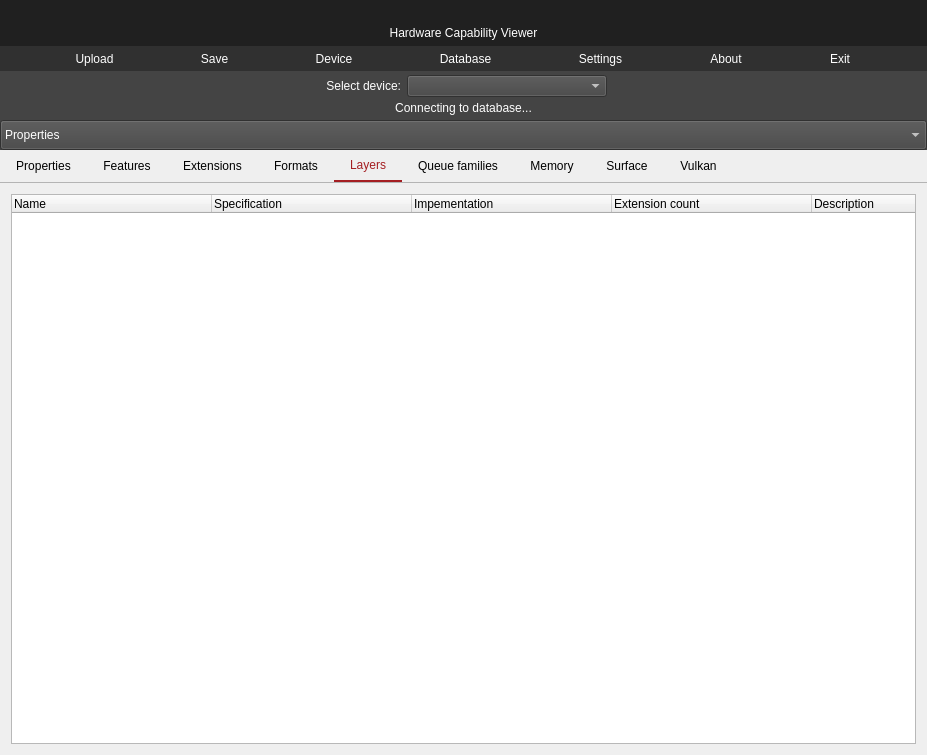
Qt form vulkancapsviewer.ui (SaschaWillems/VulkanCapsViewer) before a commit.
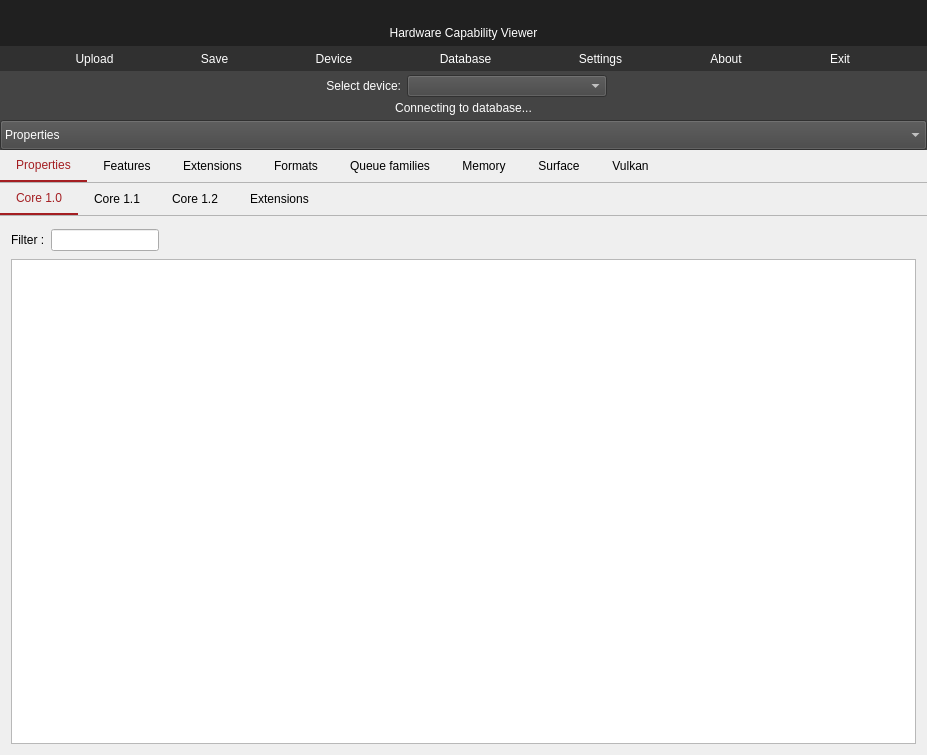
The same form after that commit. The open tabs and pages were chosen to show the change. Icons and pictures are not drawn.

Commit message:
Removed device layer display
These have been deprecated long time ago

The edit to the form file:
```diff
--- a/vulkancapsviewer.ui
+++ b/vulkancapsviewer.ui
@@ -1253,57 +1253,6 @@
            </item>
           </layout>
          </widget>
-         <widget class="QWidget" name="tab_9">
-          <attribute name="title">
-           <string>Layers</string>
-          </attribute>
-          <layout class="QVBoxLayout" name="verticalLayout_6">
-           <item>
-            <widget class="QTreeWidget" name="treeWidgetDeviceLayers">
-             <property name="styleSheet">
-              <string notr="true">QTreeView::item { 	height: 1.25em;  }</string>
-             </property>
-             <property name="editTriggers">
-              <set>QAbstractItemView::NoEditTriggers</set>
-             </property>
-             <property name="alternatingRowColors">
-              <bool>true</bool>
-             </property>
-             <attribute name="headerDefaultSectionSize">
-              <number>200</number>
-             </attribute>
-             <attribute name="headerStretchLastSection">
-              <bool>true</bool>
-             </attribute>
-             <column>
-              <property name="text">
-               <string>Name</string>
-              </property>
-             </column>
-             <column>
-              <property name="text">
-               <string>Specification</string>
-              </property>
-             </column>
-             <column>
-              <property name="text">
-               <string>Impementation</string>
-              </property>
-             </column>
-             <column>
-              <property name="text">
-               <string>Extension count</string>
-              </property>
-             </column>
-             <column>
-              <property name="text">
-               <string>Description</string>
-              </property>
-             </column>
-            </widget>
-           </item>
-          </layout>
-         </widget>
          <widget class="QWidget" name="tab_12">
           <attribute name="title">
            <string>Queue families</string>
```
Left out of the diff: 5 changed lines with no effect on the pictures. The commit also changes 2 other files.
